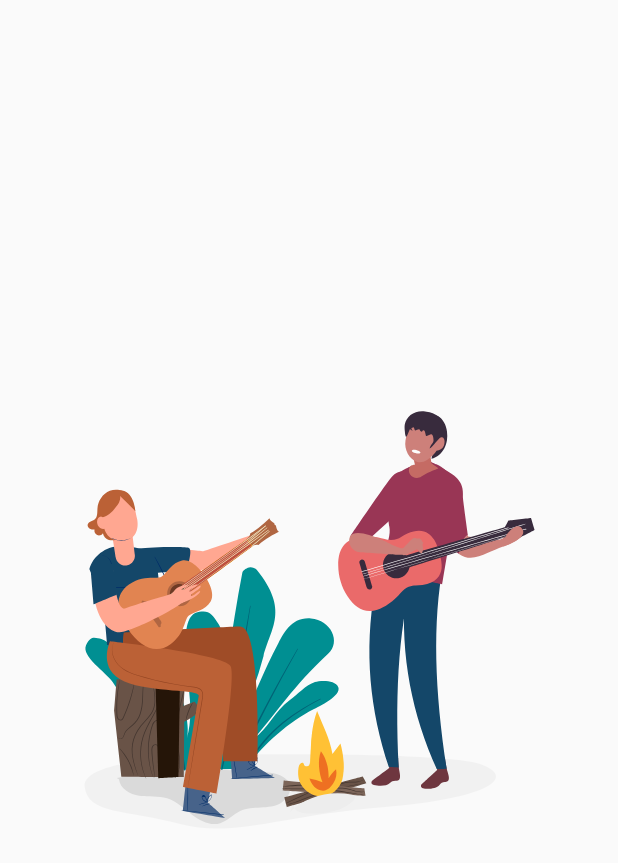
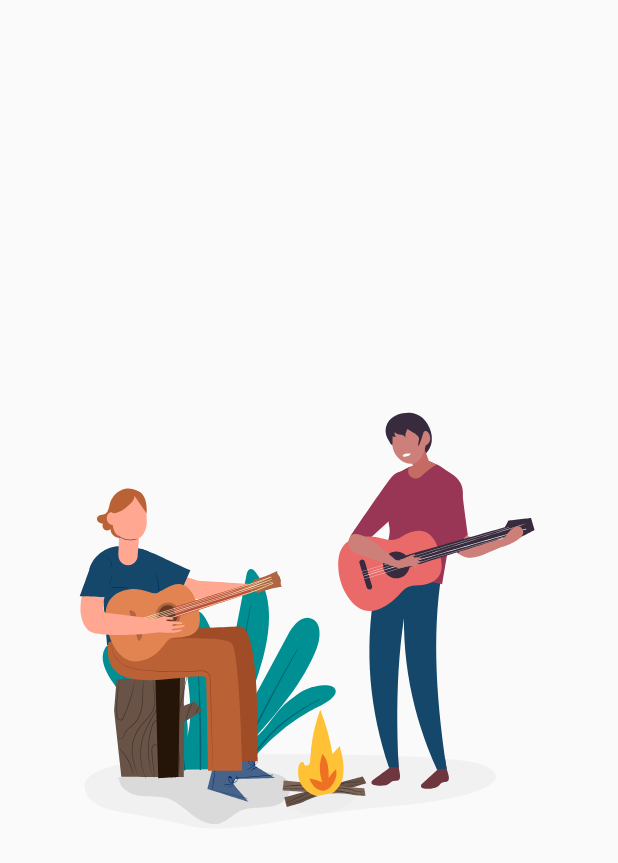
Before and after one commit to mjk22071998/media_player, a Flutter app: the screen it shows after launch, on a phone screen of 412 x 824 dp. Shown: the top 863 px of the screen. Run offline on Flutter 3.47's test engine with Material 2 defaults, Android fonts, the phone set to English and light mode, and no system bars; our stand-ins replace lottie.

Commit message:
Screens joined and iOS app icon changed

```diff
--- a/lib/main.dart
+++ b/lib/main.dart
@@ -1,5 +1,6 @@
 import 'package:flutter/material.dart';
 import 'package:lottie/lottie.dart';
+import 'package:media_player/screens/main_screen.dart';
 
 void main() {
   runApp(const MyApp());
@@ -12,6 +13,11 @@ class MyApp extends StatelessWidget {
   @override
   Widget build(BuildContext context) {
     return MaterialApp(
+      initialRoute: "/",
+      routes: {
+        "/": (context) => const MyHomePage(title: 'Flutter Media Player'),
+        "/home": (context) => const MainActivity()
+      },
       title: 'Media Player',
       theme: ThemeData(
         colorScheme: const ColorScheme.light(
@@ -34,13 +40,36 @@ class MyHomePage extends StatefulWidget {
   State<MyHomePage> createState() => _MyHomePageState();
 }
 
-class _MyHomePageState extends State<MyHomePage> {
+class _MyHomePageState extends State<MyHomePage> with TickerProviderStateMixin {
+  late final AnimationController _controller;
+
+  @override
+  void initState() {
+    _controller = AnimationController(vsync: this);
+    _controller.addStatusListener((status) {
+      if (status == AnimationStatus.completed) {
+        Navigator.pushReplacementNamed(context, "/home");
+      }
+    });
+    super.initState();
+  }
+
   @override
   Widget build(BuildContext context) {
     return Scaffold(
-      body: Center(
-        child : Lottie.asset("assets/splash.json")
-      )
-    );
+        body: Center(
+            child: Lottie.asset(
+      "assets/splash.json",
+      controller: _controller,
+      onLoaded: (p0) {
+        _controller.duration = p0.duration;
+      },
+    )));
+  }
+
+  @override
+  void dispose() {
+    _controller.dispose();
+    super.dispose();
   }
 }
--- a/pubspec.yaml
+++ b/pubspec.yaml
@@ -1,5 +1,5 @@
 name: media_player
-description: A new Flutter project.
+description: Flutter Media Player.
 
 # The following line prevents the package from being accidentally published to
 # pub.dev using `flutter pub publish`. This is preferred for private packages.
@@ -18,7 +18,7 @@ publish_to: 'none' # Remove this line if you wish to publish to pub.dev
 version: 1.0.0+1
 
 environment:
-  sdk: ">=2.16.1 <3.0.0"
+  sdk: ">=2.16.1 <4.0.0"
 
 # Dependencies specify other packages that your package needs in order to work.
 # To automatically upgrade your package dependencies to the latest versions
@@ -35,6 +35,7 @@ dependencies:
   # Use with the CupertinoIcons class for iOS style icons.
   cupertino_icons: ^1.0.2
   lottie: ^1.2.2
+  audioplayer: ^0.8.1
 
 dev_dependencies:
   flutter_test:
```
Also changed, not shown: pubspec.lock, 42 other files.
